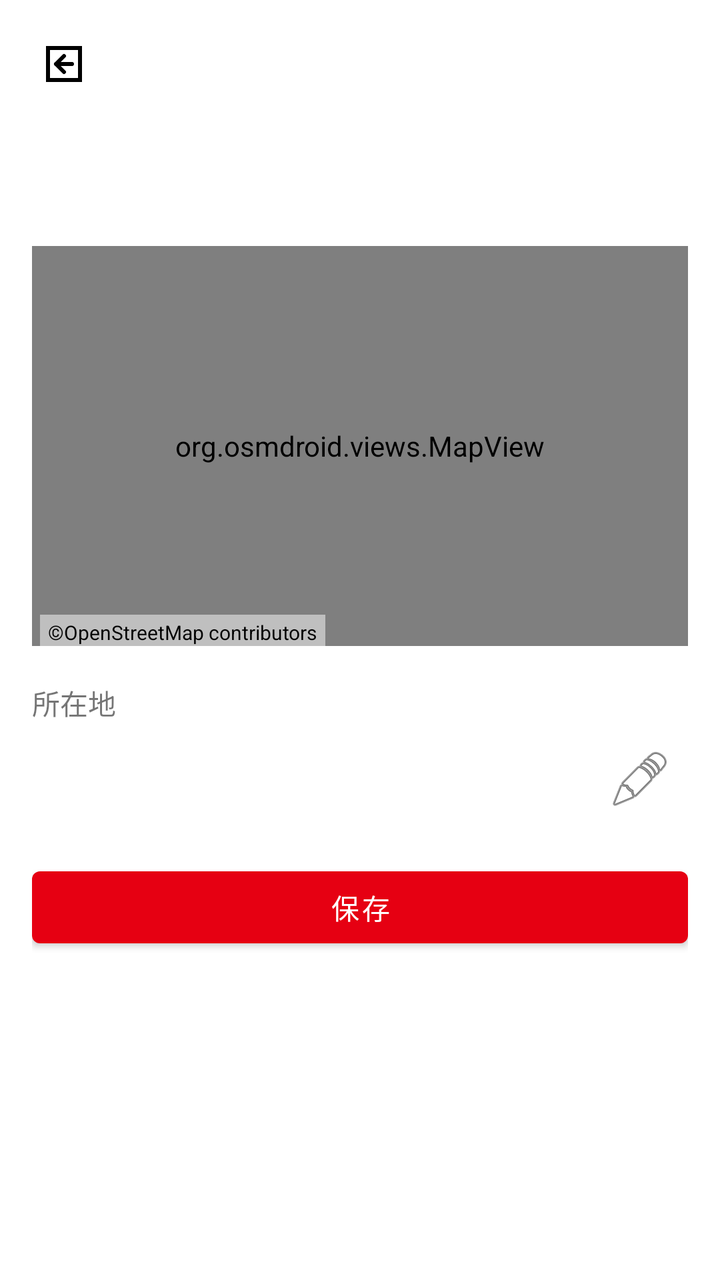
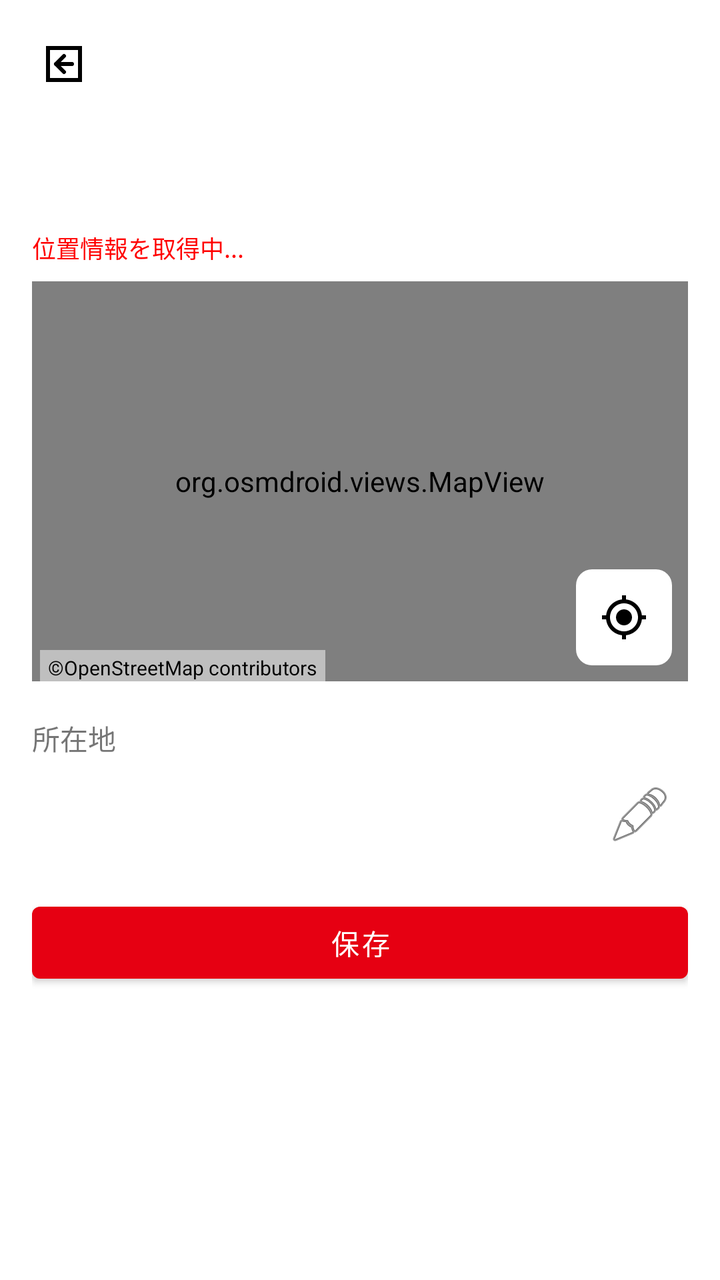

Before-and-after screenshots of an Android layout around one commit, followed by the original layout XML and the change that was made.
<!-- AndroidManifest.xml: application theme Theme.OsmJPPostalMap -->
<!-- res/layout/activity_edit_poi.xml -->
<?xml version="1.0" encoding="utf-8"?>
<LinearLayout xmlns:android="http://schemas.android.com/apk/res/android"
    android:layout_width="match_parent"
    android:layout_height="match_parent"
    android:orientation="vertical">

    <androidx.appcompat.widget.AppCompatImageButton
        android:id="@+id/btn_back"
        android:layout_width="48dp"
        android:layout_height="48dp"
        android:layout_margin="8dp"
        android:background="?attr/selectableItemBackgroundBorderless"
        android:src="@drawable/ic_back_postbox"
        android:contentDescription="戻る" />

    <ScrollView
        android:id="@+id/edit_scroll_view"
        android:layout_width="match_parent"
        android:layout_height="match_parent">

        <LinearLayout
            android:layout_width="match_parent"
            android:layout_height="wrap_content"
            android:orientation="vertical"
            android:padding="16dp">

        <TextView
            android:id="@+id/edit_title"
            android:layout_width="wrap_content"
            android:layout_height="wrap_content"
            android:textSize="20sp"
            android:textStyle="bold"
            android:layout_marginBottom="16dp" />

        <org.osmdroid.views.MapView
            android:id="@+id/edit_map"
            android:layout_width="match_parent"
            android:layout_height="200dp" />

        <TextView
            android:layout_width="wrap_content"
            android:layout_height="wrap_content"
            android:layout_marginStart="4dp"
            android:layout_marginTop="-16dp"
            android:layout_marginBottom="16dp"
            android:background="#80FFFFFF"
            android:paddingHorizontal="4dp"
            android:paddingVertical="2dp"
            android:text="@string/osm_copyright"
            android:textColor="#000000"
            android:textSize="10sp" />

        <com.google.android.material.textfield.TextInputLayout
            android:id="@+id/edit_tag_layout"
            android:layout_width="match_parent"
            android:layout_height="wrap_content"
            android:hint="営業時間 (タグ直接編集)"
            android:layout_marginBottom="16dp"
            android:visibility="gone">

            <com.google.android.material.textfield.TextInputEditText
                android:id="@+id/edit_tag_value"
                android:layout_width="match_parent"
                android:layout_height="wrap_content"
                android:inputType="textMultiLine" />
        </com.google.android.material.textfield.TextInputLayout>

        <LinearLayout
            android:id="@+id/layout_opening_hours_edit"
            android:layout_width="match_parent"
            android:layout_height="wrap_content"
            android:orientation="vertical"
            android:visibility="gone">

            <TableLayout
                android:id="@+id/table_opening_hours"
                android:layout_width="match_parent"
                android:layout_height="wrap_content"
                android:stretchColumns="1,2,3"
                android:layout_marginBottom="8dp">
                <TableRow>
                    <TextView android:text="" android:padding="4dp"/>
                    <TextView android:text="開店" android:gravity="center" android:textStyle="bold" android:padding="4dp"/>
                    <TextView android:text="閉店" android:gravity="center" android:textStyle="bold" android:padding="4dp"/>
                    <TextView android:text="休憩 (開始-終了)" android:gravity="center" android:textStyle="bold" android:padding="4dp"/>
                    <TextView android:text="休" android:gravity="center" android:textStyle="bold" android:padding="4dp"/>
                </TableRow>
                <TableRow>
                    <TextView android:text="平日" android:textStyle="bold" android:padding="4dp" android:gravity="center_vertical"/>
                    <EditText android:id="@+id/edit_oh_wd_open" android:layout_width="match_parent" android:layout_height="wrap_content" android:hint="--:--" android:inputType="time" android:background="@drawable/bg_edit_time_cell" android:padding="8dp" android:textSize="14sp" android:gravity="center"/>
                    <EditText android:id="@+id/edit_oh_wd_close" android:layout_width="match_parent" android:layout_height="wrap_content" android:hint="--:--" android:inputType="time" android:background="@drawable/bg_edit_time_cell" android:padding="8dp" android:textSize="14sp" android:gravity="center"/>
                    <LinearLayout android:layout_width="match_parent" android:layout_height="wrap_content" android:orientation="horizontal">
                        <EditText android:id="@+id/edit_oh_wd_break_start" android:layout_width="0dp" android:layout_weight="1" android:layout_height="wrap_content" android:hint="--:--" android:inputType="time" android:background="@drawable/bg_edit_time_cell" android:padding="8dp" android:textSize="12sp" android:gravity="center"/>
                        <TextView android:layout_width="wrap_content" android:layout_height="wrap_content" android:text="-" android:padding="2dp"/>
                        <EditText android:id="@+id/edit_oh_wd_break_end" android:layout_width="0dp" android:layout_weight="1" android:layout_height="wrap_content" android:hint="--:--" android:inputType="time" android:background="@drawable/bg_edit_time_cell" android:padding="8dp" android:textSize="12sp" android:gravity="center"/>
                    </LinearLayout>
                    <CheckBox android:id="@+id/check_oh_wd_off" android:layout_width="wrap_content" android:layout_height="wrap_content" android:gravity="center"/>
                </TableRow>
                <TableRow android:layout_marginTop="4dp">
                    <TextView android:text="土曜" android:textStyle="bold" android:padding="4dp" android:gravity="center_vertical"/>
                    <EditText android:id="@+id/edit_oh_sa_open" android:layout_width="match_parent" android:layout_height="wrap_content" android:hint="--:--" android:inputType="time" android:background="@drawable/bg_edit_time_cell" android:padding="8dp" android:textSize="14sp" android:gravity="center"/>
                    <EditText android:id="@+id/edit_oh_sa_close" android:layout_width="match_parent" android:layout_height="wrap_content" android:hint="--:--" android:inputType="time" android:background="@drawable/bg_edit_time_cell" android:padding="8dp" android:textSize="14sp" android:gravity="center"/>
                    <LinearLayout android:layout_width="match_parent" android:layout_height="wrap_content" android:orientation="horizontal">
                        <EditText android:id="@+id/edit_oh_sa_break_start" android:layout_width="0dp" android:layout_weight="1" android:layout_height="wrap_content" android:hint="--:--" android:inputType="time" android:background="@drawable/bg_edit_time_cell" android:padding="8dp" android:textSize="12sp" android:gravity="center"/>
                        <TextView android:layout_width="wrap_content" android:layout_height="wrap_content" android:text="-" android:padding="2dp"/>
                        <EditText android:id="@+id/edit_oh_sa_break_end" android:layout_width="0dp" android:layout_weight="1" android:layout_height="wrap_content" android:hint="--:--" android:inputType="time" android:background="@drawable/bg_edit_time_cell" android:padding="8dp" android:textSize="12sp" android:gravity="center"/>
                    </LinearLayout>
                    <CheckBox android:id="@+id/check_oh_sa_off" android:layout_width="wrap_content" android:layout_height="wrap_content" android:gravity="center"/>
                </TableRow>
                <TableRow android:layout_marginTop="4dp">
                    <TextView android:text="日祝" android:textStyle="bold" android:padding="4dp" android:gravity="center_vertical"/>
                    <EditText android:id="@+id/edit_oh_ph_open" android:layout_width="match_parent" android:layout_height="wrap_content" android:hint="--:--" android:inputType="time" android:background="@drawable/bg_edit_time_cell" android:padding="8dp" android:textSize="14sp" android:gravity="center"/>
                    <EditText android:id="@+id/edit_oh_ph_close" android:layout_width="match_parent" android:layout_height="wrap_content" android:hint="--:--" android:inputType="time" android:background="@drawable/bg_edit_time_cell" android:padding="8dp" android:textSize="14sp" android:gravity="center"/>
                    <LinearLayout android:layout_width="match_parent" android:layout_height="wrap_content" android:orientation="horizontal">
                        <EditText android:id="@+id/edit_oh_ph_break_start" android:layout_width="0dp" android:layout_weight="1" android:layout_height="wrap_content" android:hint="--:--" android:inputType="time" android:background="@drawable/bg_edit_time_cell" android:padding="8dp" android:textSize="12sp" android:gravity="center"/>
                        <TextView android:layout_width="wrap_content" android:layout_height="wrap_content" android:text="-" android:padding="2dp"/>
                        <EditText android:id="@+id/edit_oh_ph_break_end" android:layout_width="0dp" android:layout_weight="1" android:layout_height="wrap_content" android:hint="--:--" android:inputType="time" android:background="@drawable/bg_edit_time_cell" android:padding="8dp" android:textSize="12sp" android:gravity="center"/>
                    </LinearLayout>
                    <CheckBox android:id="@+id/check_oh_ph_off" android:layout_width="wrap_content" android:layout_height="wrap_content" android:gravity="center"/>
                </TableRow>
            </TableLayout>

            <LinearLayout
                android:layout_width="match_parent"
                android:layout_height="wrap_content"
                android:orientation="horizontal"
                android:layout_marginBottom="16dp">
                <Button
                    android:id="@+id/btn_oh_copy_to_sa"
                    android:layout_width="0dp"
                    android:layout_height="wrap_content"
                    android:layout_weight="1"
                    android:text="平日→土曜"
                    style="@style/Widget.MaterialComponents.Button.TextButton"
                    android:textSize="12sp" />
                <Button
                    android:id="@+id/btn_oh_copy_to_ph"
                    android:layout_width="0dp"
                    android:layout_height="wrap_content"
                    android:layout_weight="1"
                    android:text="土曜→日祝"
                    style="@style/Widget.MaterialComponents.Button.TextButton"
                    android:textSize="12sp" />
            </LinearLayout>
        </LinearLayout>

        <LinearLayout
            android:id="@+id/layout_collection_edit"
            android:layout_width="match_parent"
            android:layout_height="wrap_content"
            android:orientation="vertical"
            android:visibility="gone">

            <TableLayout
                android:id="@+id/table_collection"
                android:layout_width="match_parent"
                android:layout_height="wrap_content"
                android:stretchColumns="0,1,2"
                android:layout_marginBottom="8dp">
                <TableRow>
                    <TextView android:text="平日" android:gravity="center" android:textStyle="bold" android:padding="4dp"/>
                    <TextView android:text="土曜" android:gravity="center" android:textStyle="bold" android:padding="4dp"/>
                    <TextView
                        android:id="@+id/header_sun_ph"
                        android:text="日祝"
                        android:gravity="center"
                        android:textStyle="bold"
                        android:padding="4dp"/>
                </TableRow>
                <TableRow>
                    <Button
                        android:id="@+id/btn_copy_to_sat"
                        android:layout_width="0dp"
                        android:layout_height="wrap_content"
                        android:text="→土曜"
                        style="@style/Widget.MaterialComponents.Button.TextButton"
                        android:textSize="12sp" />
                    <Button
                        android:id="@+id/btn_copy_to_sun"
                        android:layout_width="0dp"
                        android:layout_height="wrap_content"
                        android:text="→日祝"
                        style="@style/Widget.MaterialComponents.Button.TextButton"
                        android:textSize="12sp" />
                    <View android:layout_width="0dp" android:layout_height="0dp" />
                </TableRow>
                <TableRow>
                    <CheckBox
                        android:id="@+id/check_col_wd_off"
                        android:layout_width="wrap_content"
                        android:layout_height="wrap_content"
                        android:text="収集なし"
                        android:textSize="10sp"
                        android:gravity="center"/>
                    <CheckBox
                        android:id="@+id/check_col_sa_off"
                        android:layout_width="wrap_content"
                        android:layout_height="wrap_content"
                        android:text="収集なし"
                        android:textSize="10sp"
                        android:gravity="center"/>
                    <CheckBox
                        android:id="@+id/check_col_ph_off"
                        android:layout_width="wrap_content"
                        android:layout_height="wrap_content"
                        android:text="収集なし"
                        android:textSize="10sp"
                        android:gravity="center"/>
                </TableRow>
            </TableLayout>

            <LinearLayout
                android:id="@+id/layout_holiday_warning"
                android:layout_width="match_parent"
                android:layout_height="wrap_content"
                android:orientation="horizontal"
                android:gravity="center_vertical"
                android:padding="4dp"
                android:background="#FFF3E0"
                android:visibility="gone"
                android:layout_marginBottom="8dp">
                <TextView
                    android:layout_width="0dp"
                    android:layout_height="wrap_content"
                    android:layout_weight="1"
                    android:text="祝日の時刻情報がありません"
                    android:textColor="#E65100"
                    android:textSize="12sp" />
                <Button
                    android:id="@+id/btn_apply_sun_to_ph"
                    android:layout_width="wrap_content"
                    android:layout_height="wrap_content"
                    android:text="日曜と同じ"
                    style="@style/Widget.MaterialComponents.Button.TextButton"
                    android:textSize="12sp" />
            </LinearLayout>

            <Button
                android:id="@+id/btn_add_row"
                android:layout_width="match_parent"
                android:layout_height="wrap_content"
                android:text="行を追加"
                style="@style/Widget.MaterialComponents.Button.OutlinedButton"
                android:layout_marginBottom="16dp" />
        </LinearLayout>

        <LinearLayout
            android:id="@+id/layout_fallback"
            android:layout_width="match_parent"
            android:layout_height="wrap_content"
            android:orientation="horizontal"
            android:gravity="center_vertical"
            android:background="#EEEEEE"
            android:padding="8dp"
            android:visibility="gone"
            android:layout_marginBottom="16dp">

            <TextView
                android:id="@+id/text_fallback_value"
                android:layout_width="0dp"
                android:layout_height="wrap_content"
                android:layout_weight="1"
                android:text="解析できない形式のため直接編集できません" />

            <ImageButton
                android:id="@+id/btn_force_edit"
                android:layout_width="48dp"
                android:layout_height="48dp"
                android:src="@android:drawable/ic_menu_edit"
                android:background="?attr/selectableItemBackgroundBorderless"
                android:contentDescription="強制的に編集する" />
        </LinearLayout>

        <LinearLayout
            android:id="@+id/layout_shape_edit"
            android:layout_width="match_parent"
            android:layout_height="wrap_content"
            android:orientation="vertical"
            android:visibility="gone"
            android:layout_marginBottom="16dp">

            <TextView
                android:layout_width="wrap_content"
                android:layout_height="wrap_content"
                android:text="形状"
                android:layout_marginBottom="4dp" />

            <RadioGroup
                android:id="@+id/edit_radio_shape"
                android:layout_width="match_parent"
                android:layout_height="wrap_content"
                android:orientation="horizontal">
                <RadioButton
                    android:id="@+id/edit_shape_box"
                    android:layout_width="wrap_content"
                    android:layout_height="wrap_content"
                    android:text="柱上箱型" />
                <RadioButton
                    android:id="@+id/edit_shape_pillar"
                    android:layout_width="wrap_content"
                    android:layout_height="wrap_content"
                    android:text="円柱" />
                <RadioButton
                    android:id="@+id/edit_shape_other"
                    android:layout_width="wrap_content"
                    android:layout_height="wrap_content"
                    android:text="その他" />
            </RadioGroup>
        </LinearLayout>

        <com.google.android.material.textfield.TextInputLayout
            android:id="@+id/edit_branch_layout"
            android:layout_width="match_parent"
            android:layout_height="wrap_content"
            android:hint="収集局名 (operator:branch)"
            android:layout_marginBottom="16dp"
            android:visibility="gone">

            <com.google.android.material.textfield.TextInputEditText
                android:id="@+id/edit_branch_value"
                android:layout_width="match_parent"
                android:layout_height="wrap_content"
                android:inputType="text" />
        </com.google.android.material.textfield.TextInputLayout>

        <com.google.android.material.textfield.TextInputLayout
            android:id="@+id/edit_ref_layout"
            android:layout_width="match_parent"
            android:layout_height="wrap_content"
            android:hint="ポスト番号 (ref)"
            android:layout_marginBottom="16dp"
            android:visibility="gone">

            <com.google.android.material.textfield.TextInputEditText
                android:id="@+id/edit_ref_value"
                android:layout_width="match_parent"
                android:layout_height="wrap_content"
                android:inputType="text" />
        </com.google.android.material.textfield.TextInputLayout>

        <TextView
            android:layout_width="wrap_content"
            android:layout_height="wrap_content"
            android:text="所在地"
            android:layout_marginBottom="4dp" />

        <LinearLayout
            android:layout_width="match_parent"
            android:layout_height="wrap_content"
            android:orientation="horizontal"
            android:gravity="center_vertical"
            android:layout_marginBottom="16dp">

            <TextView
                android:id="@+id/edit_address_value"
                android:layout_width="0dp"
                android:layout_height="wrap_content"
                android:layout_weight="1"
                android:textSize="14sp" />

            <ImageButton
                android:id="@+id/btn_address_edit"
                android:layout_width="48dp"
                android:layout_height="48dp"
                android:background="?attr/selectableItemBackgroundBorderless"
                android:contentDescription="住所を編集"
                android:src="@android:drawable/ic_menu_edit" />
        </LinearLayout>

        <Button
            android:id="@+id/btn_save"
            android:layout_width="match_parent"
            android:layout_height="wrap_content"
            android:text="保存" />

    </LinearLayout>
    </ScrollView>
</LinearLayout>
<!-- resources referenced by this layout -->
<resources>
  <!-- drawable bg_edit_time_cell (drawable) -->
  <?xml version="1.0" encoding="utf-8"?>
  <layer-list xmlns:android="http://schemas.android.com/apk/res/android">
      
      <item android:id="@+id/cell_border">
          <shape android:shape="rectangle">
              <solid android:color="@color/blue_frame" />
          </shape>
      </item>
      
      <item android:id="@+id/cell_background"
          android:top="2dp" android:bottom="2dp" android:left="2dp" android:right="2dp">
          <shape android:shape="rectangle">
              <solid android:color="@color/gray_bg" />
          </shape>
      </item>
  </layer-list>
  <!-- drawable ic_back_postbox (drawable) -->
  <vector xmlns:android="http://schemas.android.com/apk/res/android"
      android:width="24dp"
      android:height="24dp"
      android:viewportWidth="24"
      android:viewportHeight="24">
      
      <path
          android:strokeColor="#000000"
          android:strokeWidth="2"
          android:pathData="M4,4 h16 v16 h-16 z" />
      
      <path
          android:fillColor="#000000"
          android:pathData="M16,12 H8 M8,12 l4,-4 M8,12 l4,4"
          android:strokeColor="#000000"
          android:strokeWidth="2"
          android:strokeLineCap="round"
          android:strokeLineJoin="round" />
  </vector>
  <string name="osm_copyright">©OpenStreetMap contributors</string>
  <style name="Theme.OsmJPPostalMap" parent="Theme.MaterialComponents.DayNight.NoActionBar">
          
          <item name="colorPrimary">@color/jp_post_red</item>
          <item name="colorPrimaryVariant">@color/jp_post_red</item>
          <item name="colorOnPrimary">@color/white</item>
          
          <item name="colorSecondary">@color/teal_200</item>
          <item name="colorSecondaryVariant">@color/teal_700</item>
          <item name="colorOnSecondary">@color/black</item>
          
          <item name="android:statusBarColor">?attr/colorPrimaryVariant</item>
          <item name="android:windowLightStatusBar" tools:targetApi="m">false</item>
          
      </style>
  <color name="blue_frame">#FF2196F3</color>
  <color name="gray_bg">#FFF5F5F5</color>
  <color name="jp_post_red">#E60012</color>
  <color name="white">#FFFFFFFF</color>
  <color name="teal_200">#FF03DAC5</color>
  <color name="teal_700">#FF018786</color>
  <color name="black">#FF000000</color>
</resources>

<!-- the commit's change to res/layout/activity_edit_poi.xml (unified diff, before → after) -->
@@ -3,6 +3,15 @@
     android:layout_width="match_parent"
     android:layout_height="match_parent"
     android:orientation="vertical">
+    
+    <TextView
+        android:id="@+id/top_banner"
+        android:layout_width="match_parent"
+        android:layout_height="wrap_content"
+        android:textColor="#FFFFFF"
+        android:padding="8dp"
+        android:visibility="gone"
+        android:elevation="8dp" />
 
     <androidx.appcompat.widget.AppCompatImageButton
         android:id="@+id/btn_back"
@@ -30,12 +39,36 @@
             android:layout_height="wrap_content"
             android:textSize="20sp"
             android:textStyle="bold"
-            android:layout_marginBottom="16dp" />
-
-        <org.osmdroid.views.MapView
-            android:id="@+id/edit_map"
-            android:layout_width="match_parent"
-            android:layout_height="200dp" />
+            android:layout_marginBottom="8dp" />
+
+        <TextView
+            android:id="@+id/text_location_status"
+            android:layout_width="match_parent"
+            android:layout_height="wrap_content"
+            android:textSize="12sp"
+            android:textColor="#FF0000"
+            android:text="位置情報を取得中..."
+            android:layout_marginBottom="8dp" />
+
+        <FrameLayout
+            android:layout_width="match_parent"
+            android:layout_height="200dp">
+
+            <org.osmdroid.views.MapView
+                android:id="@+id/edit_map"
+                android:layout_width="match_parent"
+                android:layout_height="match_parent" />
+
+            <ImageButton
+                android:id="@+id/btn_my_location"
+                android:layout_width="48dp"
+                android:layout_height="48dp"
+                android:layout_gravity="bottom|end"
+                android:layout_margin="8dp"
+                android:background="@drawable/bg_menu_button"
+                android:src="@drawable/ic_my_location"
+                android:contentDescription="現在地" />
+        </FrameLayout>
 
         <TextView
             android:layout_width="wrap_content"
@@ -367,11 +400,26 @@
                 android:src="@android:drawable/ic_menu_edit" />
         </LinearLayout>
 
+        <com.google.android.material.textfield.TextInputLayout
+            android:id="@+id/edit_note_layout"
+            android:layout_width="match_parent"
+            android:layout_height="wrap_content"
+            android:hint="備考 (note) / 地図メモ"
+            android:layout_marginBottom="16dp"
+            android:visibility="gone">
+
+            <com.google.android.material.textfield.TextInputEditText
+                android:id="@+id/edit_note_value"
+                android:layout_width="match_parent"
+                android:layout_height="wrap_content"
+                android:inputType="textMultiLine" />
+        </com.google.android.material.textfield.TextInputLayout>
+
         <Button
             android:id="@+id/btn_save"
             android:layout_width="match_parent"
             android:layout_height="wrap_content"
-            android:text="保存" />
+            android:text="@string/save" />
 
     </LinearLayout>
     </ScrollView>
<!-- resource entries referenced after the edit -->
@@ -17,6 +17,13 @@
           </shape>
       </item>
   </layer-list>
+  <!-- drawable bg_menu_button (drawable) -->
+  <?xml version="1.0" encoding="utf-8"?>
+  <shape xmlns:android="http://schemas.android.com/apk/res/android"
+      android:shape="rectangle">
+      <solid android:color="#FFFFFF" />
+      <corners android:radius="8dp" />
+  </shape>
   <!-- drawable ic_back_postbox (drawable) -->
   <vector xmlns:android="http://schemas.android.com/apk/res/android"
       android:width="24dp"
@@ -37,7 +44,18 @@
           android:strokeLineCap="round"
           android:strokeLineJoin="round" />
   </vector>
+  <!-- drawable ic_my_location (drawable) -->
+  <vector xmlns:android="http://schemas.android.com/apk/res/android"
+      android:width="24dp"
+      android:height="24dp"
+      android:viewportWidth="24"
+      android:viewportHeight="24">
+      <path
+          android:fillColor="#000000"
+          android:pathData="M12,8c-2.21,0 -4,1.79 -4,4s1.79,4 4,4 4,-1.79 4,-4 -1.79,-4 -4,-4zM20.94,11c-0.46,-4.17 -3.77,-7.48 -7.94,-7.94L13,1h-2v2.06C6.83,3.52 3.52,6.83 3.06,11L1,11v2h2.06c0.46,4.17 3.77,7.48 7.94,7.94L11,23h2v-2.06c4.17,-0.46 7.48,-3.77 7.94,-7.94L23,13v-2h-2.06zM12,19c-3.87,0 -7,-3.13 -7,-7s3.13,-7 7,-7 7,3.13 7,7 -3.13,7 -7,7z"/>
+  </vector>
   <string name="osm_copyright">©OpenStreetMap contributors</string>
+  <string name="save">保存</string>
   <style name="Theme.OsmJPPostalMap" parent="Theme.MaterialComponents.DayNight.NoActionBar">
           
           <item name="colorPrimary">@color/jp_post_red</item>
